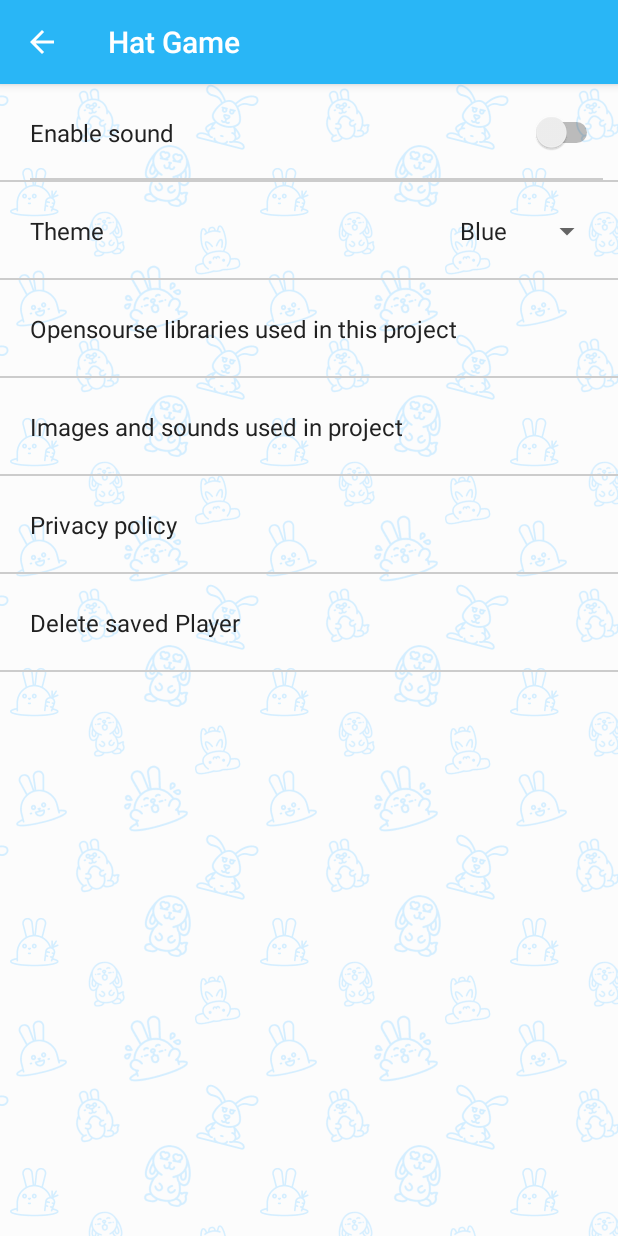
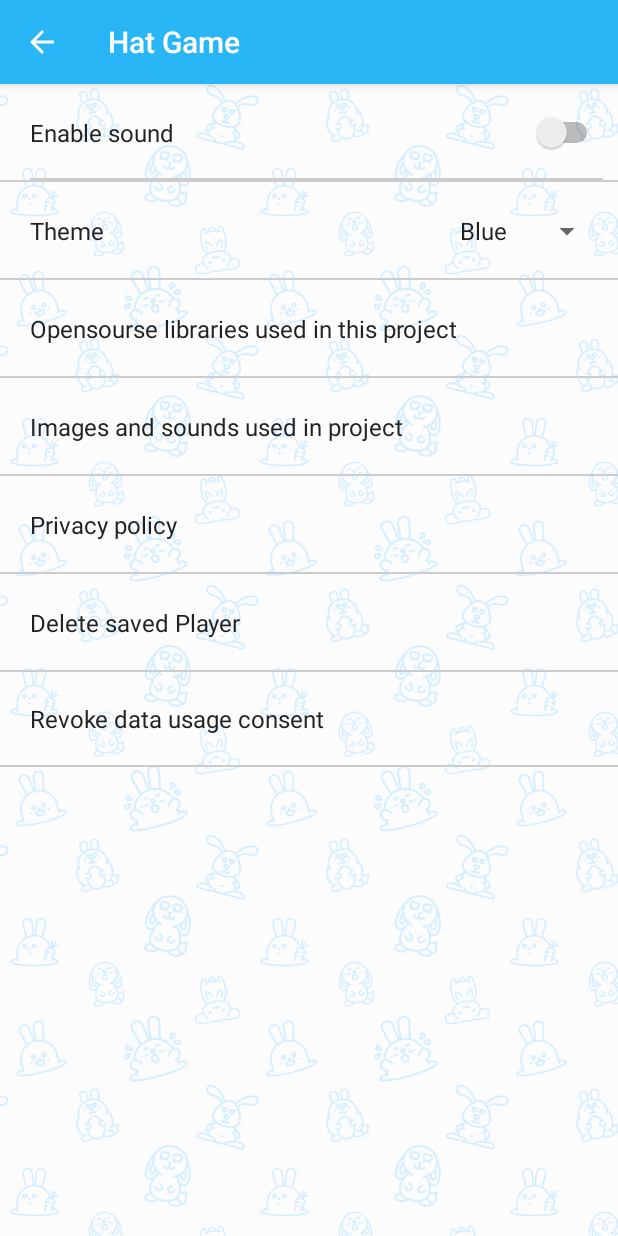
Before and after one commit to SergeyRF/Shlypa2, an Android app: the SettingsFragment screen opened directly, with no data from a screen before it, on a phone screen of 412 x 824 dp. Run offline under Robolectric (Android 15) with nearby library versions, the phone set to English and light mode, and no system bars; our stand-ins replace Timber; libraries missing offline, so code that uses them is left out: com.mikepenz.aboutlibraries; network calls fail; 1 statement that could not run was skipped.

Commit message:
revoke consent

```diff
--- a/app/src/main/java/com/example/sergey/shlypa2/ads/ConsentManager.kt
+++ b/app/src/main/java/com/example/sergey/shlypa2/ads/ConsentManager.kt
@@ -42,12 +42,18 @@ class ConsentManager(val context: Context) {
         }
     }
 
+    fun consentRequired() = consentInfo.isRequestLocationInEeaOrUnknown
+
     fun showConsentIfNeed(context: Context, buyCallBack: () -> Unit = {}) {
         when (currentConsentStatus) {
             InnerConsentStatus.UNKNOWN -> if (consentForm?.isShowing != true) showConsent(context)
             InnerConsentStatus.NOT_SET -> checkConsent { showConsentIfNeed(context, buyCallBack) }
             else -> return
         }
+    }
+
+    fun forceShowConsent(context: Context, buyCallBack: () -> Unit = {}) {
+        showConsent(context, buyCallBack)
     }
 
     fun canShowAds(): Boolean =
--- a/app/src/main/java/com/example/sergey/shlypa2/screens/settings/SettingsFragment.kt
+++ b/app/src/main/java/com/example/sergey/shlypa2/screens/settings/SettingsFragment.kt
@@ -11,11 +11,12 @@ import android.view.View
 import android.view.ViewGroup
 import android.widget.AdapterView
 import android.widget.ArrayAdapter
-import android.widget.CompoundButton
 import android.widget.Toast
 import androidx.fragment.app.Fragment
 import com.example.sergey.shlypa2.Constants
 import com.example.sergey.shlypa2.R
+import com.example.sergey.shlypa2.ads.ConsentManager
+import com.example.sergey.shlypa2.extensions.hide
 import com.example.sergey.shlypa2.extensions.selectTheme
 import com.example.sergey.shlypa2.extensions.show
 import com.example.sergey.shlypa2.utils.Functions
@@ -24,13 +25,15 @@ import com.example.sergey.shlypa2.utils.PreferenceHelper.get
 import com.example.sergey.shlypa2.utils.PreferenceHelper.set
 import com.example.sergey.shlypa2.utils.since
 import kotlinx.android.synthetic.main.fragment_settings.*
+import org.koin.android.ext.android.inject
 
 
 /**
  * A simple [Fragment] subclass.
  */
-class SettingsFragment : androidx.fragment.app.Fragment() {
+class SettingsFragment : Fragment() {
 
+    private val consentManager by inject<ConsentManager>()
 
     override fun onCreateView(inflater: LayoutInflater, container: ViewGroup?,
                               savedInstanceState: Bundle?): View? {
@@ -99,6 +102,15 @@ class SettingsFragment : androidx.fragment.app.Fragment() {
         viewDeletePlayers.setOnClickListener {
             activity?.let { (it as SettingsActivity).showDeletePlayers() }
         }
+
+        if(consentManager.consentRequired()) {
+            tvConsent.show()
+            tvConsent.setOnClickListener {
+                consentManager.forceShowConsent(requireContext())
+            }
+        } else {
+            tvConsent.hide()
+        }
     }
 
     fun openWebPage(url: String) {
--- a/app/src/main/res/layout/fragment_settings.xml
+++ b/app/src/main/res/layout/fragment_settings.xml
@@ -62,7 +62,7 @@
         android:layout_width="wrap_content"
         android:layout_height="wrap_content"
         android:visibility="gone"
-        app:constraint_referenced_ids="tvThemeTitle, spinnerThemes, view2" />
+        app:constraint_referenced_ids="tvThemeTitle,spinnerThemes,view2" />
 
     <TextView
         android:id="@+id/tvOpenSource"
@@ -174,4 +174,26 @@
         app:layout_constraintTop_toBottomOf="@+id/view5" />
 
 
+    <TextView
+        android:layout_width="match_parent"
+        android:layout_height="wrap_content"
+        android:id="@+id/tvConsent"
+        android:paddingLeft="20dp"
+        android:textColor="@color/primary_text"
+        android:paddingTop="20dp"
+        android:paddingBottom="20dp"
+        android:background="?attr/selectableItemBackground"
+        android:textSize="@dimen/text_settings"
+        app:layout_constraintTop_toBottomOf="@id/view6"
+        android:text="@string/data_usage_consent_change"/>
+
+    <View
+        android:id="@+id/view7"
+        android:layout_width="match_parent"
+        android:layout_height="1dp"
+        android:background="@color/divider_color"
+        app:layout_constraintTop_toBottomOf="@+id/tvConsent" />
+
+
+
 </androidx.constraintlayout.widget.ConstraintLayout>
--- a/app/src/main/res/values/strings.xml
+++ b/app/src/main/res/values/strings.xml
@@ -162,6 +162,7 @@
     <string name="choose_photo">Choose photo</string>
     <string name="photo">Photo</string>
     <string name="gallery">Gallery</string>
+    <string name="data_usage_consent_change">Revoke data usage consent</string>
 
 
 </resources>
```
